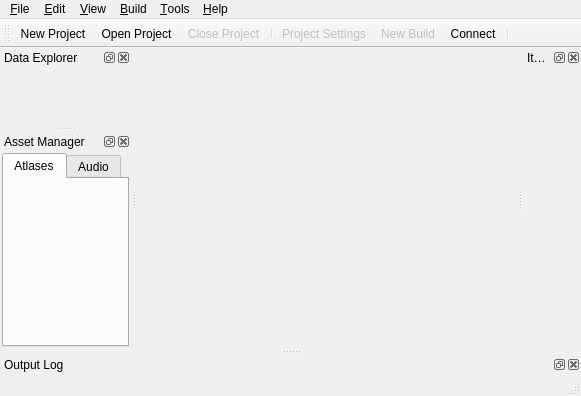
Old version of the form Editor/src/MainWindow.ui in the repository GameOverture/HarmonyEngine.
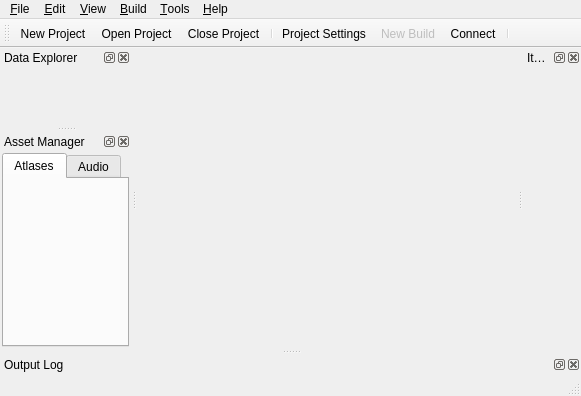
New version of the form. Icons and pictures are not drawn. Custom widgets are drawn as their Qt base class.

```diff
--- a/Editor/src/MainWindow.ui
+++ b/Editor/src/MainWindow.ui
@@ -350,9 +350,6 @@
    </property>
   </action>
   <action name="actionCloseProject">
-   <property name="enabled">
-    <bool>false</bool>
-   </property>
    <property name="icon">
     <iconset resource="../data/HyEditor.qrc">
      <normaloff>:/icons16x16/items/Project-Close.png</normaloff>:/icons16x16/items/Project-Close.png</iconset>
@@ -518,9 +515,6 @@
    </property>
   </action>
   <action name="actionProjectSettings">
-   <property name="enabled">
-    <bool>false</bool>
-   </property>
    <property name="icon">
     <iconset resource="../data/HyEditor.qrc">
      <normaloff>:/icons16x16/items/Project-Settings.png</normaloff>:/icons16x16/items/Project-Settings.png</iconset>
```
